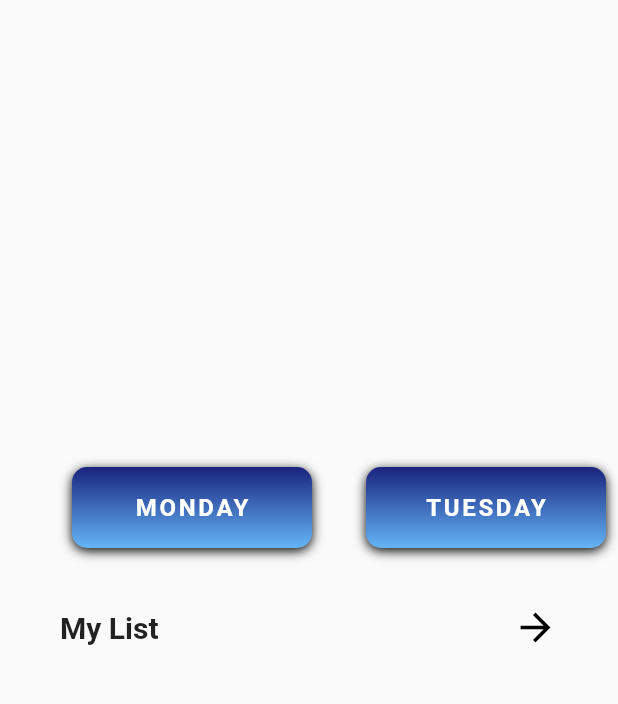
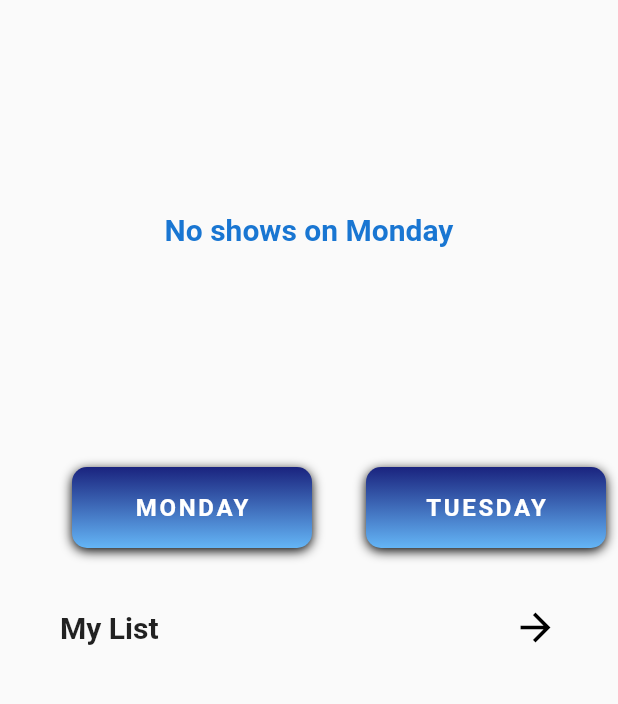
Before and after one commit to rashmikagamage/Tv-Show-Flutter, a Flutter app: the screen it shows after launch, on a phone screen of 412 x 824 dp, the part 64-768 px from its top. Run offline on Flutter 3.47's test engine with Material 2 defaults, Android fonts, the phone set to English and light mode, and no system bars; our stand-ins replace animate_do, cloud_firestore, datetime_picker_formfield, file_picker, firebase_core, flutter_rating_bar and 3 more; accounts and stored records are empty.

Commit message:
Final Changes to the Homescreen

```diff
--- a/lib/models/show.dart
+++ b/lib/models/show.dart
@@ -1,14 +1,19 @@
 class Show {
+
+  String id;
   String name;
   String imageUrl;
   String showTime;
   String day;
   String channel;
-  double rating;
-  int ratedUsersCount;
+  String rating;
+  String ratedUsersCount;
+
 
   Show(
-      {this.name,
+      {
+      this.id,
+      this.name,
       this.imageUrl,
       this.showTime,
       this.day,
--- a/lib/models/tvshow.dart
+++ b/lib/models/tvshow.dart
@@ -6,6 +6,8 @@ class Entry {
   String channel;
   String rating;
   String ratedUsersCount;
+
+
 
   Entry({this.id, this.name, this.showTime, this.day, this.channel,this.rating,this.ratedUsersCount});
 
--- a/lib/screens/home_screen.dart
+++ b/lib/screens/home_screen.dart
@@ -1,5 +1,8 @@
+import 'dart:collection';
+
 import 'package:flutter/material.dart';
 import 'package:provider/provider.dart';
+import 'package:tvshowsapp/models/show.dart';
 import 'package:tvshowsapp/models/tvshow.dart';
 import 'package:tvshowsapp/provider/entry_provider.dart';
 import 'package:tvshowsapp/screens/admin_home.dart';
@@ -15,7 +18,10 @@ class HomeScreeen extends StatefulWidget {
 
 class _HomeScreeenState extends State<HomeScreeen> {
   PageController _pageController;
+  String day = 'Monday';
   FirestoreService _fs = FirestoreService();
+  Set<Show> translatedList = new LinkedHashSet();
+  bool isEmptyFlag = false;
 
   @override
   void initState() {
@@ -24,7 +30,20 @@ class _HomeScreeenState extends State<HomeScreeen> {
     // _fs.getshows();
   }
 
+  int dayLength(List<Entry> list) {
+    int dayCount = 0;
+    list.forEach((element) {
+      if (element.day == day) dayCount++;
+    });
+    if (dayCount == 0) {
+      isEmptyFlag = true;
+      return 1;
+    }
+    return dayCount;
+  }
+
   _showSelector(int index, showList) {
+    List<Show> currentList = showList.where((show) => show.day == day).toList();
     return AnimatedBuilder(
       animation: _pageController,
       builder: (BuildContext context, Widget widget) {
@@ -57,11 +76,11 @@ class _HomeScreeenState extends State<HomeScreeen> {
               ),
               child: Center(
                 child: Hero(
-                  tag: imageUrls[index],
+                  tag: currentList[index].imageUrl,
                   child: ClipRRect(
                     borderRadius: BorderRadius.circular(10.0),
                     child: Image.network(
-                      imageUrls[index],
+                      currentList[index].imageUrl,
                       fit: BoxFit.cover,
                       height: 220.0,
                       loadingBuilder: (BuildContext ctx, Widget child,
@@ -89,7 +108,7 @@ class _HomeScreeenState extends State<HomeScreeen> {
             child: Container(
               width: 250.0,
               child: Text(
-                showList[index].name.toUpperCase(),
+                currentList[index].name.toUpperCase(),
                 style: TextStyle(
                     color: Colors.white,
                     fontSize: 20.0,
@@ -136,9 +155,31 @@ class _HomeScreeenState extends State<HomeScreeen> {
                   child: PageView.builder(
                     controller: _pageController,
                     itemBuilder: (BuildContext context, int index) {
-                      return _showSelector(index, snapshot.data);
+                      for (int i = 0; i < snapshot.data.length; i++) {
+                        Entry newEntry = snapshot.data[i];
+                        translatedList.add(new Show(
+                            id: newEntry.id,
+                            name: newEntry.name,
+                            imageUrl: imageUrls[i],
+                            showTime: newEntry.showTime,
+                            day: newEntry.day,
+                            channel: newEntry.channel,
+                            rating: newEntry.rating,
+                            ratedUsersCount: newEntry.ratedUsersCount));
+                      }
+                      return isEmptyFlag
+                          ? Center(
+                              child: Text(
+                                'No shows on $day',
+                                style: TextStyle(
+                                    color: Colors.blue[700],
+                                    fontWeight: FontWeight.bold,
+                                    fontSize: 20.0),
+                              ),
+                            )
+                          : _showSelector(index, translatedList);
                     },
-                    itemCount: snapshot.data.length,
+                    itemCount: dayLength(snapshot.data),
                   ),
                 ),
                 Container(
@@ -149,10 +190,12 @@ class _HomeScreeenState extends State<HomeScreeen> {
                       itemCount: days.length,
                       itemBuilder: (BuildContext context, int index) {
                         return TextButton(
-                          onPressed: () => Navigator.push(
-                              context,
-                              MaterialPageRoute(
-                                  builder: (context) => AdminHome())),
+                          onPressed: () {
+                            setState(() {
+                              day = days[index];
+                              isEmptyFlag = false;
+                            });
+                          },
                           child: Container(
                             margin: EdgeInsets.all(10.0),
                             width: 160.0,
@@ -215,15 +258,3 @@ class _HomeScreeenState extends State<HomeScreeen> {
     );
   }
 }
-
-// () => Navigator.push(context,MaterialPageRoute(builder: (context) => ViewAdmin()))
-
-
-
-
-
-// Image(
-//                       image: NetworkImage(imageUrls[index]),
-//                       height: 220.0,
-//                       fit: BoxFit.cover,
-//                     )
--- a/lib/services/dataProvider.dart
+++ b/lib/services/dataProvider.dart
@@ -1,52 +1,52 @@
 import 'package:tvshowsapp/models/show.dart';
 
-List<Show> showList = [
-  Show(
-      name: 'Breaking Bad',
-      imageUrl:
-          'https://akm-img-a-in.tosshub.com/indiatoday/images/story/202001/Breaking_Bad.jpeg?Ifrqi.v01Y0KfAlAyY172HCu8HZTJJvy&size=770:433',
-      showTime: '8.00P.M',
-      day: 'Monday',
-      channel: 'HBO',
-      rating: 4.5,
-      ratedUsersCount: 10),
-  Show(
-      name: 'Peaky Blinders',
-      imageUrl:
-          'https://i.pinimg.com/736x/85/0a/61/850a61861d95a988d69418d7e9362df5.jpg',
-      showTime: '9.00P.M',
-      day: 'Tuesday',
-      channel: 'NBC',
-      rating: 3.5,
-      ratedUsersCount: 5),
-  Show(
-      name: 'Money Heist',
-      imageUrl:
-          'https://images.indulgexpress.com/uploads/user/imagelibrary/2020/11/16/original/22811ab3aba79eda805eaf30e3d9a873.jpg',
-      showTime: '7.00P.M',
-      day: 'Wednesday',
-      channel: 'CBN',
-      rating: 4.6,
-      ratedUsersCount: 15),
-  Show(
-      name: 'Stranger Things',
-      imageUrl:
-          'https://cdn.mos.cms.futurecdn.net/dFTKSPFwMCVDCh5DcMQyY9-1200-80.jpg',
-      showTime: '8.00P.M',
-      day: 'Thursday',
-      channel: 'HBO',
-      rating: 4.4,
-      ratedUsersCount: 20),
-  Show(
-      name: 'Game of Thrones',
-      imageUrl:
-          'https://resize.indiatvnews.com/en/resize/newbucket/1200_-/2019/09/game-of-thrones-1568627394.jpeg',
-      showTime: '6.00P.M',
-      day: 'Friday',
-      channel: 'CBN',
-      rating: 4.8,
-      ratedUsersCount: 10),
-];
+// List<Show> showList = [
+//   Show(
+//       name: 'Breaking Bad',
+//       imageUrl:
+//           'https://akm-img-a-in.tosshub.com/indiatoday/images/story/202001/Breaking_Bad.jpeg?Ifrqi.v01Y0KfAlAyY172HCu8HZTJJvy&size=770:433',
+//       showTime: '8.00P.M',
+//       day: 'Monday',
+//       channel: 'HBO',
+//       rating: 4.5,
+//       ratedUsersCount: 10),
+//   Show(
+//       name: 'Peaky Blinders',
+//       imageUrl:
+//           'https://i.pinimg.com/736x/85/0a/61/850a61861d95a988d69418d7e9362df5.jpg',
+//       showTime: '9.00P.M',
+//       day: 'Tuesday',
+//       channel: 'NBC',
+//       rating: 3.5,
+//       ratedUsersCount: 5),
+//   Show(
+//       name: 'Money Heist',
+//       imageUrl:
+//           'https://images.indulgexpress.com/uploads/user/imagelibrary/2020/11/16/original/22811ab3aba79eda805eaf30e3d9a873.jpg',
+//       showTime: '7.00P.M',
+//       day: 'Wednesday',
+//       channel: 'CBN',
+//       rating: 4.6,
+//       ratedUsersCount: 15),
+//   Show(
+//       name: 'Stranger Things',
+//       imageUrl:
+//           'https://cdn.mos.cms.futurecdn.net/dFTKSPFwMCVDCh5DcMQyY9-1200-80.jpg',
+//       showTime: '8.00P.M',
+//       day: 'Thursday',
+//       channel: 'HBO',
+//       rating: 4.4,
+//       ratedUsersCount: 20),
+//   Show(
+//       name: 'Game of Thrones',
+//       imageUrl:
+//           'https://resize.indiatvnews.com/en/resize/newbucket/1200_-/2019/09/game-of-thrones-1568627394.jpeg',
+//       showTime: '6.00P.M',
+//       day: 'Friday',
+//       channel: 'CBN',
+//       rating: 4.8,
+//       ratedUsersCount: 10),
+// ];
 
 List<String> days = [
   'Monday',
--- a/lib/widgets/side_bar.dart
+++ b/lib/widgets/side_bar.dart
@@ -1,4 +1,6 @@
 import 'package:flutter/material.dart';
+import 'package:tvshowsapp/screens/admin_home.dart';
+
 
 class SideBar extends StatelessWidget {
   @override
@@ -38,7 +40,8 @@ class SideBar extends StatelessWidget {
           ListTile(
               leading: Icon(Icons.info),
               title: Text('About us'),
-              onTap: () => print('about us clicled!')),
+              onTap: () => Navigator.push(context,
+                  MaterialPageRoute(builder: (context) => AdminHome()))),
           Divider(),
           ListTile(
               leading: Icon(Icons.exit_to_app),
```
